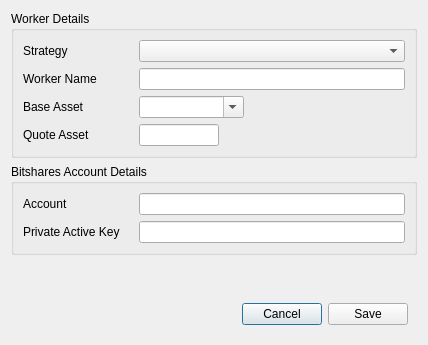
Above: dexbot/views/ui/create_worker_window.ui from xeroc/stakemachine before the change. Below: the same form after it.
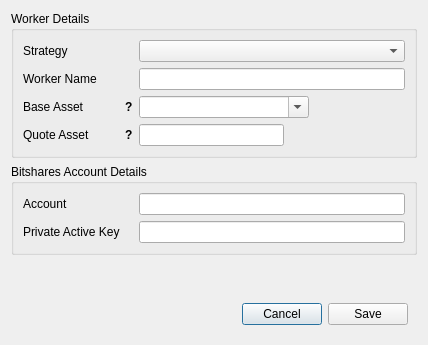
That is the form after the change.

Commit message: Change strategy ui layout

```diff
--- a/dexbot/views/ui/create_worker_window.ui
+++ b/dexbot/views/ui/create_worker_window.ui
@@ -243,47 +243,6 @@
       <item row="1" column="1">
        <widget class="QLineEdit" name="worker_name_input"/>
       </item>
-      <item row="2" column="0">
-       <widget class="QLabel" name="base_asset_label">
-        <property name="minimumSize">
-         <size>
-          <width>110</width>
-          <height>0</height>
-         </size>
-        </property>
-        <property name="maximumSize">
-         <size>
-          <width>110</width>
-          <height>16777215</height>
-         </size>
-        </property>
-        <property name="text">
-         <string>Base Asset</string>
-        </property>
-       </widget>
-      </item>
-      <item row="3" column="0">
-       <widget class="QLabel" name="quote_asset_label">
-        <property name="minimumSize">
-         <size>
-          <width>110</width>
-          <height>0</height>
-         </size>
-        </property>
-        <property name="maximumSize">
-         <size>
-          <width>110</width>
-          <height>16777215</height>
-         </size>
-        </property>
-        <property name="text">
-         <string>Quote Asset</string>
-        </property>
-        <property name="buddy">
-         <cstring>quote_asset_input</cstring>
-        </property>
-       </widget>
-      </item>
       <item row="3" column="1">
        <widget class="QLineEdit" name="quote_asset_input">
         <property name="sizePolicy">
@@ -292,6 +251,12 @@
           <verstretch>0</verstretch>
          </sizepolicy>
         </property>
+        <property name="minimumSize">
+         <size>
+          <width>145</width>
+          <height>0</height>
+         </size>
+        </property>
         <property name="maximumSize">
          <size>
           <width>80</width>
@@ -310,7 +275,7 @@
         </property>
         <property name="minimumSize">
          <size>
-          <width>105</width>
+          <width>170</width>
           <height>0</height>
          </size>
         </property>
@@ -319,6 +284,181 @@
         </property>
        </widget>
       </item>
+      <item row="2" column="0">
+       <widget class="QWidget" name="base_asset_wrap" native="true">
+        <property name="sizePolicy">
+         <sizepolicy hsizetype="Fixed" vsizetype="Preferred">
+          <horstretch>0</horstretch>
+          <verstretch>0</verstretch>
+         </sizepolicy>
+        </property>
+        <property name="minimumSize">
+         <size>
+          <width>110</width>
+          <height>0</height>
+         </size>
+        </property>
+        <property name="maximumSize">
+         <size>
+          <width>110</width>
+          <height>16777215</height>
+         </size>
+        </property>
+        <layout class="QHBoxLayout" name="horizontalLayout">
+         <property name="spacing">
+          <number>0</number>
+         </property>
+         <property name="leftMargin">
+          <number>0</number>
+         </property>
+         <property name="topMargin">
+          <number>0</number>
+         </property>
+         <property name="rightMargin">
+          <number>0</number>
+         </property>
+         <property name="bottomMargin">
+          <number>0</number>
+         </property>
+         <item>
+          <widget class="QLabel" name="base_asset_label">
+           <property name="minimumSize">
+            <size>
+             <width>0</width>
+             <height>0</height>
+            </size>
+           </property>
+           <property name="maximumSize">
+            <size>
+             <width>16777215</width>
+             <height>16777215</height>
+            </size>
+           </property>
+           <property name="text">
+            <string>Base Asset</string>
+           </property>
+          </widget>
+         </item>
+         <item>
+          <widget class="QLabel" name="base_asset_tooltip">
+           <property name="sizePolicy">
+            <sizepolicy hsizetype="Fixed" vsizetype="Preferred">
+             <horstretch>0</horstretch>
+             <verstretch>0</verstretch>
+            </sizepolicy>
+           </property>
+           <property name="font">
+            <font>
+             <weight>75</weight>
+             <bold>true</bold>
+            </font>
+           </property>
+           <property name="cursor">
+            <cursorShape>WhatsThisCursor</cursorShape>
+           </property>
+           <property name="toolTip">
+            <string>Asset to be used as unit of measure</string>
+           </property>
+           <property name="text">
+            <string>?</string>
+           </property>
+           <property name="margin">
+            <number>5</number>
+           </property>
+          </widget>
+         </item>
+        </layout>
+       </widget>
+      </item>
+      <item row="3" column="0">
+       <widget class="QWidget" name="quote_asset_wrap" native="true">
+        <property name="sizePolicy">
+         <sizepolicy hsizetype="Fixed" vsizetype="Preferred">
+          <horstretch>0</horstretch>
+          <verstretch>0</verstretch>
+         </sizepolicy>
+        </property>
+        <property name="minimumSize">
+         <size>
+          <width>110</width>
+          <height>0</height>
+         </size>
+        </property>
+        <property name="maximumSize">
+         <size>
+          <width>110</width>
+          <height>16777215</height>
+         </size>
+        </property>
+        <layout class="QHBoxLayout" name="horizontalLayout_3">
+         <property name="spacing">
+          <number>0</number>
+         </property>
+         <property name="leftMargin">
+          <number>0</number>
+         </property>
+         <property name="topMargin">
+          <number>0</number>
+         </property>
+         <property name="rightMargin">
+          <number>0</number>
+         </property>
+         <property name="bottomMargin">
+          <number>0</number>
+         </property>
+         <item>
+          <widget class="QLabel" name="quote_asset_label">
+           <property name="minimumSize">
+            <size>
+             <width>0</width>
+             <height>0</height>
+            </size>
+           </property>
+           <property name="maximumSize">
+            <size>
+             <width>16777215</width>
+             <height>16777215</height>
+            </size>
+           </property>
+           <property name="text">
+            <string>Quote Asset</string>
+           </property>
+           <property name="buddy">
+            <cstring>quote_asset_input</cstring>
+           </property>
+          </widget>
+         </item>
+         <item>
+          <widget class="QLabel" name="quote_asset_tooltip">
+           <property name="sizePolicy">
+            <sizepolicy hsizetype="Fixed" vsizetype="Preferred">
+             <horstretch>0</horstretch>
+             <verstretch>0</verstretch>
+            </sizepolicy>
+           </property>
+           <property name="font">
+            <font>
+             <weight>75</weight>
+             <bold>true</bold>
+            </font>
+           </property>
+           <property name="cursor">
+            <cursorShape>WhatsThisCursor</cursorShape>
+           </property>
+           <property name="toolTip">
+            <string>Asset to be bought and sold</string>
+           </property>
+           <property name="text">
+            <string>?</string>
+           </property>
+           <property name="margin">
+            <number>5</number>
+           </property>
+          </widget>
+         </item>
+        </layout>
+       </widget>
+      </item>
      </layout>
     </widget>
    </item>
```
The commit also changes 4 other files.
